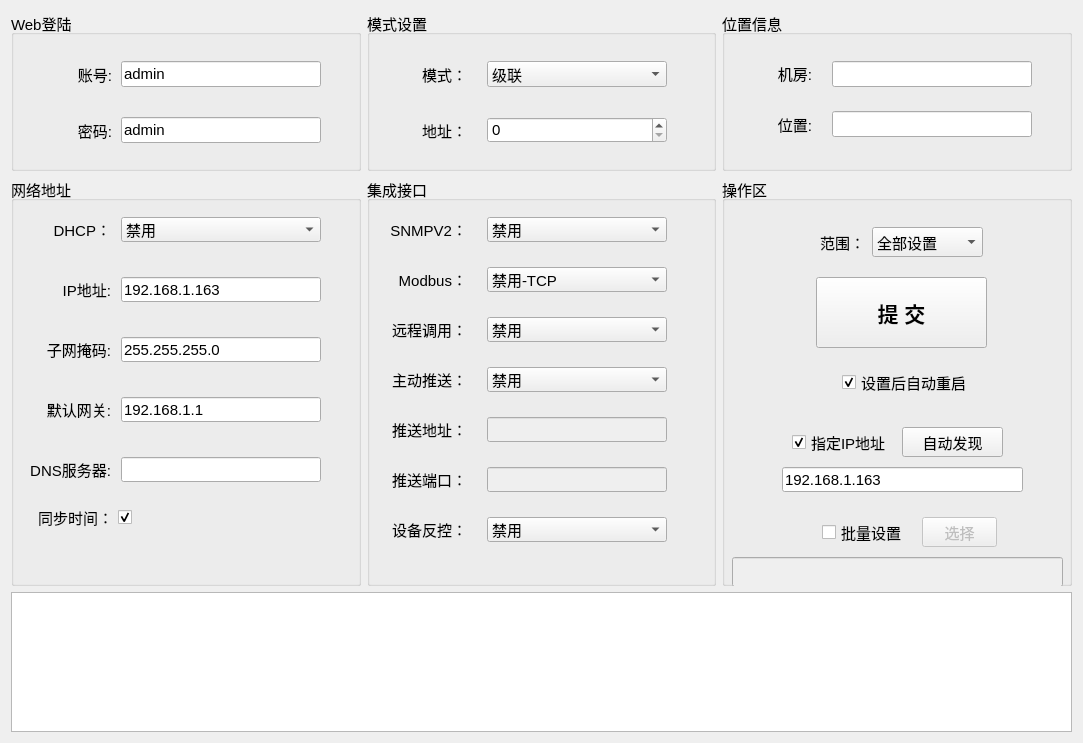
The window that ip_deploy/home/home_mainwid.ui (ChinaClever/IP-Tools) describes before a commit, drawn with Qt 5.
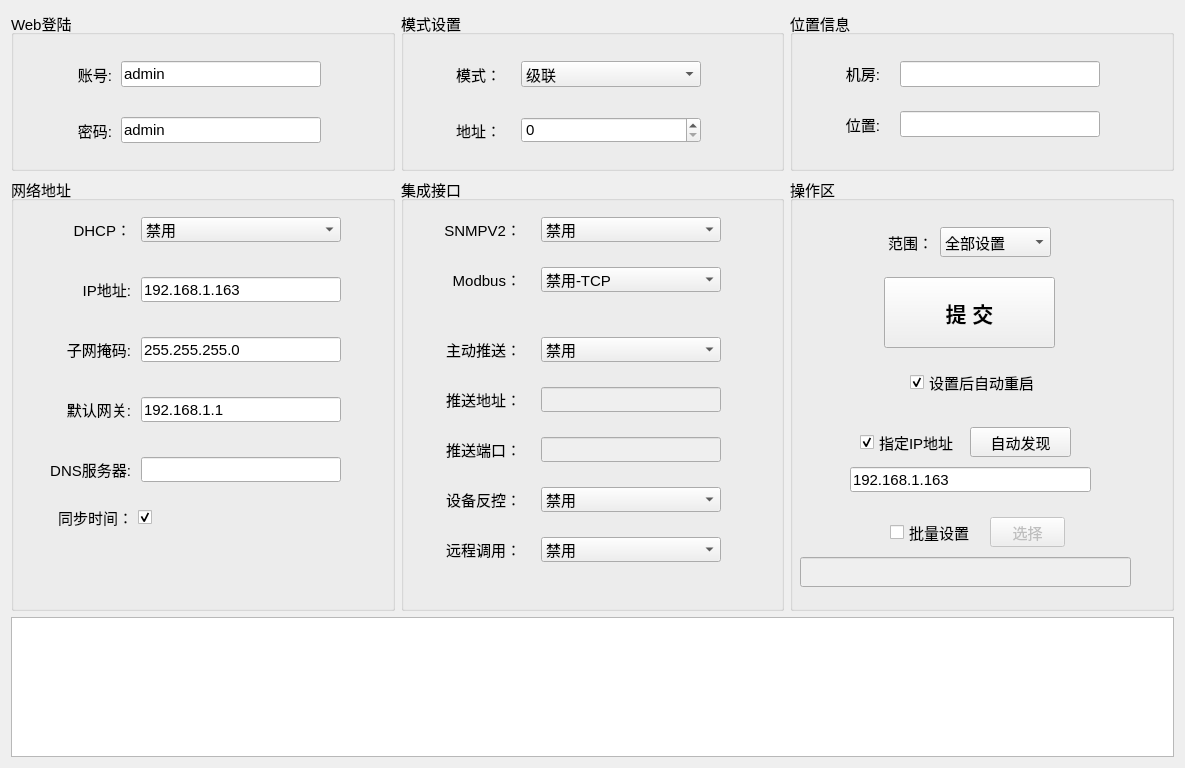
The same window after the commit.

Patch:
```diff
--- a/ip_deploy/home/home_mainwid.ui
+++ b/ip_deploy/home/home_mainwid.ui
@@ -6,8 +6,8 @@
    <rect>
     <x>0</x>
     <y>0</y>
-    <width>1083</width>
-    <height>743</height>
+    <width>1185</width>
+    <height>768</height>
    </rect>
   </property>
   <property name="font">
@@ -27,7 +27,7 @@
      <widget class="QComboBox" name="modbusBox">
       <property name="geometry">
        <rect>
-        <x>120</x>
+        <x>140</x>
         <y>90</y>
         <width>180</width>
         <height>25</height>
@@ -47,9 +47,9 @@
      <widget class="QLabel" name="label_10">
       <property name="geometry">
        <rect>
-        <x>10</x>
+        <x>19</x>
         <y>90</y>
-        <width>90</width>
+        <width>101</width>
         <height>25</height>
        </rect>
       </property>
@@ -63,8 +63,8 @@
      <widget class="QComboBox" name="rpcBox">
       <property name="geometry">
        <rect>
-        <x>120</x>
-        <y>140</y>
+        <x>140</x>
+        <y>360</y>
         <width>180</width>
         <height>25</height>
        </rect>
@@ -86,8 +86,8 @@
      <widget class="QLabel" name="label_11">
       <property name="geometry">
        <rect>
-        <x>10</x>
-        <y>140</y>
+        <x>30</x>
+        <y>360</y>
         <width>90</width>
         <height>25</height>
        </rect>
@@ -102,8 +102,8 @@
      <widget class="QComboBox" name="pushBox">
       <property name="geometry">
        <rect>
-        <x>120</x>
-        <y>190</y>
+        <x>140</x>
+        <y>160</y>
         <width>180</width>
         <height>25</height>
        </rect>
@@ -122,8 +122,8 @@
      <widget class="QLabel" name="label_12">
       <property name="geometry">
        <rect>
-        <x>10</x>
-        <y>190</y>
+        <x>30</x>
+        <y>160</y>
         <width>90</width>
         <height>25</height>
        </rect>
@@ -138,8 +138,8 @@
      <widget class="QLabel" name="label_13">
       <property name="geometry">
        <rect>
-        <x>10</x>
-        <y>240</y>
+        <x>30</x>
+        <y>210</y>
         <width>90</width>
         <height>25</height>
        </rect>
@@ -157,8 +157,8 @@
       </property>
       <property name="geometry">
        <rect>
-        <x>120</x>
-        <y>240</y>
+        <x>140</x>
+        <y>210</y>
         <width>180</width>
         <height>25</height>
        </rect>
@@ -170,8 +170,8 @@
       </property>
       <property name="geometry">
        <rect>
-        <x>120</x>
-        <y>290</y>
+        <x>140</x>
+        <y>260</y>
         <width>180</width>
         <height>25</height>
        </rect>
@@ -180,8 +180,8 @@
      <widget class="QLabel" name="label_14">
       <property name="geometry">
        <rect>
-        <x>10</x>
-        <y>290</y>
+        <x>30</x>
+        <y>260</y>
         <width>90</width>
         <height>25</height>
        </rect>
@@ -196,8 +196,8 @@
      <widget class="QComboBox" name="ctrlBox">
       <property name="geometry">
        <rect>
-        <x>120</x>
-        <y>340</y>
+        <x>140</x>
+        <y>310</y>
         <width>180</width>
         <height>25</height>
        </rect>
@@ -219,8 +219,8 @@
      <widget class="QLabel" name="label_15">
       <property name="geometry">
        <rect>
-        <x>10</x>
-        <y>340</y>
+        <x>30</x>
+        <y>310</y>
         <width>90</width>
         <height>25</height>
        </rect>
@@ -235,7 +235,7 @@
      <widget class="QComboBox" name="snmpBox">
       <property name="geometry">
        <rect>
-        <x>120</x>
+        <x>140</x>
         <y>40</y>
         <width>180</width>
         <height>25</height>
@@ -258,9 +258,9 @@
      <widget class="QLabel" name="label_18">
       <property name="geometry">
        <rect>
-        <x>10</x>
+        <x>9</x>
         <y>40</y>
-        <width>90</width>
+        <width>111</width>
         <height>25</height>
        </rect>
       </property>
@@ -452,9 +452,9 @@
      <widget class="QLabel" name="label_19">
       <property name="geometry">
        <rect>
-        <x>90</x>
+        <x>72</x>
         <y>50</y>
-        <width>53</width>
+        <width>71</width>
         <height>30</height>
        </rect>
       </property>
@@ -540,7 +540,7 @@
      <widget class="QLineEdit" name="ipEdit">
       <property name="geometry">
        <rect>
-        <x>110</x>
+        <x>130</x>
         <y>100</y>
         <width>200</width>
         <height>25</height>
@@ -553,7 +553,7 @@
      <widget class="QLabel" name="label">
       <property name="geometry">
        <rect>
-        <x>20</x>
+        <x>40</x>
         <y>100</y>
         <width>80</width>
         <height>25</height>
@@ -569,7 +569,7 @@
      <widget class="QLabel" name="label_2">
       <property name="geometry">
        <rect>
-        <x>20</x>
+        <x>40</x>
         <y>160</y>
         <width>80</width>
         <height>25</height>
@@ -585,7 +585,7 @@
      <widget class="QLineEdit" name="maskEdit">
       <property name="geometry">
        <rect>
-        <x>110</x>
+        <x>130</x>
         <y>160</y>
         <width>200</width>
         <height>25</height>
@@ -598,7 +598,7 @@
      <widget class="QLabel" name="label_3">
       <property name="geometry">
        <rect>
-        <x>20</x>
+        <x>40</x>
         <y>40</y>
         <width>80</width>
         <height>25</height>
@@ -614,7 +614,7 @@
      <widget class="QComboBox" name="dhcpBox">
       <property name="geometry">
        <rect>
-        <x>110</x>
+        <x>130</x>
         <y>40</y>
         <width>200</width>
         <height>25</height>
@@ -634,7 +634,7 @@
      <widget class="QLineEdit" name="gwEdit">
       <property name="geometry">
        <rect>
-        <x>110</x>
+        <x>130</x>
         <y>220</y>
         <width>200</width>
         <height>25</height>
@@ -647,7 +647,7 @@
      <widget class="QLabel" name="label_4">
       <property name="geometry">
        <rect>
-        <x>20</x>
+        <x>40</x>
         <y>220</y>
         <width>80</width>
         <height>25</height>
@@ -663,7 +663,7 @@
      <widget class="QLineEdit" name="dnsEdit">
       <property name="geometry">
        <rect>
-        <x>110</x>
+        <x>130</x>
         <y>280</y>
         <width>200</width>
         <height>25</height>
@@ -673,9 +673,9 @@
      <widget class="QLabel" name="label_5">
       <property name="geometry">
        <rect>
-        <x>20</x>
+        <x>19</x>
         <y>280</y>
-        <width>80</width>
+        <width>101</width>
         <height>25</height>
        </rect>
       </property>
@@ -689,9 +689,9 @@
      <widget class="QCheckBox" name="timeCheckBox">
       <property name="geometry">
        <rect>
-        <x>20</x>
+        <x>10</x>
         <y>325</y>
-        <width>101</width>
+        <width>131</width>
         <height>30</height>
        </rect>
       </property>
@@ -762,9 +762,9 @@
      <widget class="QLabel" name="label_9">
       <property name="geometry">
        <rect>
-        <x>50</x>
+        <x>40</x>
         <y>50</y>
-        <width>51</width>
+        <width>61</width>
         <height>26</height>
        </rect>
       </property>
@@ -810,9 +810,9 @@
      <widget class="QLabel" name="label_16">
       <property name="geometry">
        <rect>
-        <x>50</x>
+        <x>29</x>
         <y>50</y>
-        <width>50</width>
+        <width>71</width>
         <height>26</height>
        </rect>
       </property>
@@ -859,9 +859,9 @@
      <widget class="QLabel" name="label_17">
       <property name="geometry">
        <rect>
-        <x>50</x>
+        <x>29</x>
         <y>106</y>
-        <width>50</width>
+        <width>71</width>
         <height>26</height>
        </rect>
       </property>
```
